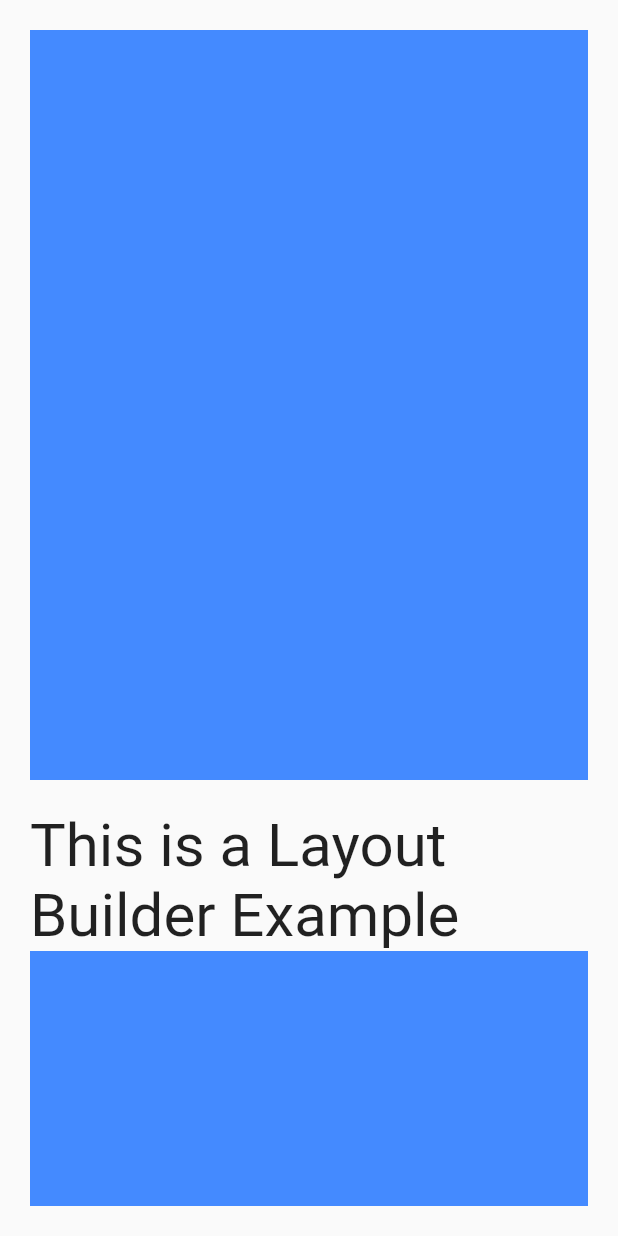
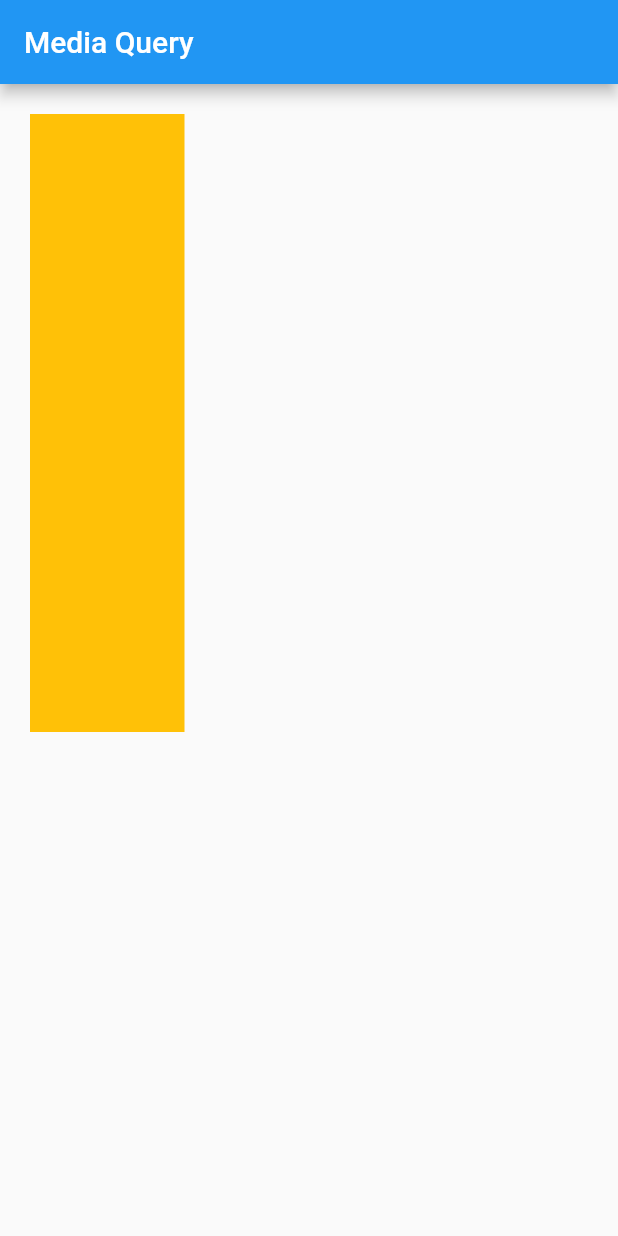
Before and after one commit to khp53/app-dev-course, a Flutter app: the screen it shows after launch, on a phone screen of 412 x 824 dp. Run offline on Flutter 3.47's test engine with Material 2 defaults, Android fonts, the phone set to English and light mode, and no system bars; our stand-ins replace cached_network_image, font_awesome_flutter, webview_flutter.

Commit message:
added media query

```diff
--- a/responsive_ui_design/lib/main.dart
+++ b/responsive_ui_design/lib/main.dart
@@ -1,6 +1,7 @@
 import 'package:flutter/material.dart';
 import 'package:responsive_ui_design/box_constrains.dart';
 import 'package:responsive_ui_design/layout_builder.dart';
+import 'package:responsive_ui_design/media_query.dart';
 
 void main() {
   runApp(const MyApp());
@@ -15,7 +16,7 @@ class MyApp extends StatelessWidget {
       theme: ThemeData(
         primarySwatch: Colors.blue,
       ),
-      home: const LayoutBuilderExample(),
+      home: const MediaQueryExample(),
     );
   }
 }
--- /dev/null
+++ b/responsive_ui_design/lib/media_query.dart
@@ -0,0 +1,24 @@
+import 'package:flutter/material.dart';
+import 'package:flutter/src/widgets/container.dart';
+import 'package:flutter/src/widgets/framework.dart';
+
+class MediaQueryExample extends StatelessWidget {
+  const MediaQueryExample({super.key});
+
+  @override
+  Widget build(BuildContext context) {
+    return Scaffold(
+      appBar: AppBar(
+        title: const Text("Media Query"),
+      ),
+      body: Container(
+        margin: const EdgeInsets.all(20),
+        child: Container(
+          color: Colors.amber,
+          height: MediaQuery.of(context).size.height / 2,
+          width: MediaQuery.of(context).size.width / 4,
+        ),
+      ),
+    );
+  }
+}
```
